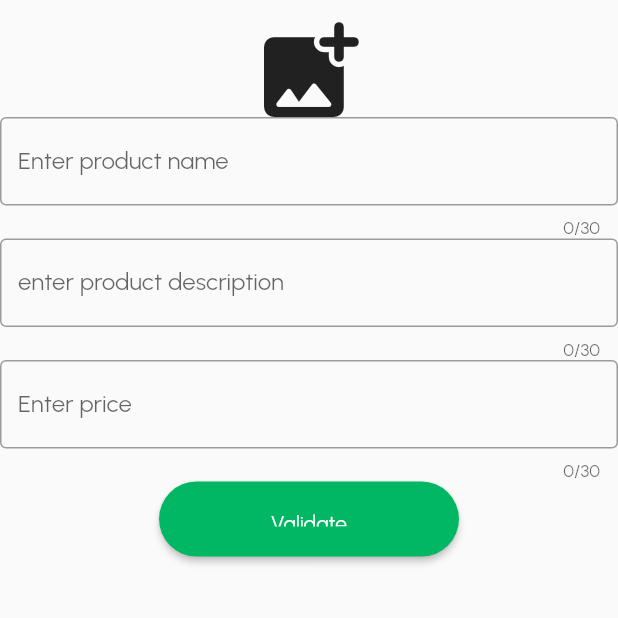
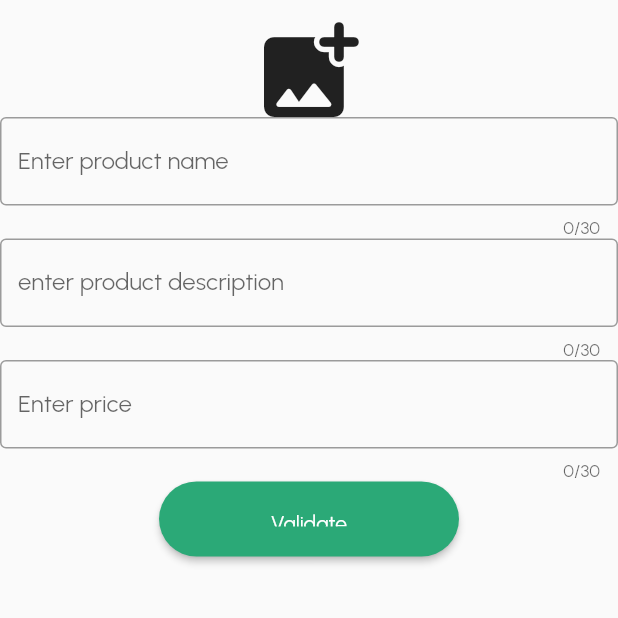
Before and after one commit to arolleaguekeng/Bayarm, a Flutter app: the AddProductScreen screen opened directly, after a tap on the "add photo alternate" icon, on a phone screen of 412 x 824 dp, the top half of it. Run offline on Flutter 3.47's test engine with Material 2 defaults, Android fonts, the phone set to English and light mode, and no system bars; our stand-ins replace auto_size_text, cloud_firestore, firebase_auth, firebase_core, firebase_storage, flutter_svg and 4 more; accounts and stored records are empty; network calls fail.

Commit message:
firebase upload image web and mobile completion

```diff
--- a/bayarm/lib/constants/constants.dart
+++ b/bayarm/lib/constants/constants.dart
@@ -1,7 +1,7 @@
 import 'package:flutter/material.dart';
 
 // Colors used in this app
-const primaryColor = Color.fromRGBO(1, 183, 99, 1.0);
+const primaryColor = Color.fromRGBO(43, 169, 119, 1.0);
 const secondaryColor = Color.fromRGBO(207, 24, 28, 1.0);
 const bgColor = Color.fromRGBO(255, 255, 255, 1.0);
 const bgLightColor = Color.fromRGBO(239, 238, 238, 0.7294117647058823);
@@ -14,7 +14,7 @@ const grey = Color.fromRGBO(148, 170, 220, 1);
 const white = Color.fromRGBO(255, 255, 255, 1.0);
 const purple = Color.fromRGBO(165, 80, 179, 1);
 const orange = Color.fromRGBO(251, 137, 13, 1);
-const green = Color.fromRGBO(51, 173, 127, 1);
+const green = Color.fromRGBO(43, 169, 119, 1.0);
 const red = Colors.red;
 
 // Default App Padding
--- a/bayarm/lib/screens/home/special_offers.dart
+++ b/bayarm/lib/screens/home/special_offers.dart
@@ -32,6 +32,7 @@ class _SpecialOfferCardState extends State<SpecialOfferCard> {
   }
   void initState() {
     getMupesInsurees();
+
   }
   @override
   Widget build(BuildContext context) {
@@ -76,6 +77,8 @@ class _SpecialOfferCardState extends State<SpecialOfferCard> {
       ],
     );
   }
+
+
   Widget SpecialOfferItem(
       {required ProductModel product, required IconButton likebtn}) {
     return GestureDetector(
--- a/bayarm/lib/screens/login/phone_number_login/verification_otp.dart
+++ b/bayarm/lib/screens/login/phone_number_login/verification_otp.dart
@@ -75,7 +75,7 @@ class _VerificationOtpState extends State<VerificationOtp> {
     await validateOtp(smsCode, widget.verificationId);
     loading = true;
     setState(() {});
-    Navigator.pushReplacement(context, MaterialPageRoute(builder: (_)=> kIsWeb? HomeScreen() : NavigationScreen()));
+    Navigator.pushReplacement(context, MaterialPageRoute(builder: (_)=> kIsWeb? NavigationScreen() : NavigationScreen()));
     print("Vérification éfectué avec succès");
   }
 
--- a/bayarm/lib/screens/navigations/navigation_content.dart
+++ b/bayarm/lib/screens/navigations/navigation_content.dart
@@ -20,7 +20,7 @@ class NavigationContent extends StatefulWidget {
 
 class _NavigationContent extends State<NavigationContent> {
   int currentTab = 0;
-  bool isProducer = false;
+  bool isProducer = true;
   final List<Widget> screens = [
     HomeScreen(),
     CartScreen(),
--- a/bayarm/lib/screens/producer/add_products/add_product_content.dart
+++ b/bayarm/lib/screens/producer/add_products/add_product_content.dart
@@ -1,4 +1,4 @@
-import 'dart:typed_data';
+import 'dart:io';
 
 import 'package:bayarm/main.dart';
 import 'package:bayarm/screens/components/forms/custom_button.dart';
@@ -6,9 +6,9 @@ import 'package:bayarm/screens/shared_ui/showSnackBar.dart';
 import 'package:cloud_firestore/cloud_firestore.dart';
 import 'package:firebase_auth/firebase_auth.dart';
 import 'package:flutter/cupertino.dart';
+import 'package:flutter/foundation.dart';
 import 'package:flutter/material.dart';
-import 'package:image_picker_web/image_picker_web.dart';
-
+import 'package:image_picker/image_picker.dart';
 import '../../../models/product_model.dart';
 import '../../../services/db_services.dart';
 
@@ -23,15 +23,16 @@ class _AddProductContent extends State<AddProductContent> {
   bool isLoading = true;
   User? user = MyApp.auth.currentUser;
   String _user_id = '';
-  Uint8List? piker;
+  File? file;
+  XFile? _pickedFile;
 
   void initState() {}
+
 
   @override
   Widget build(BuildContext context) {
     var size = MediaQuery.of(context).size;
     bool imageShow = false;
-
     final _keyForm1 = GlobalKey<FormState>();
     final _keyForm2 = GlobalKey<FormState>();
     final _keyForm3 = GlobalKey<FormState>();
@@ -53,19 +54,24 @@ class _AddProductContent extends State<AddProductContent> {
                   ? IconButton(
                       onPressed: () {
                         setState(() async {
-                          final pickedFile = await ImagePickerWeb.getImageInfo;
-                          piker = pickedFile!.data;
-                          imageShow = true;
+                          _pickedFile = await ImagePicker().pickImage(source: ImageSource.gallery);
+                          file = File(_pickedFile!.path);
+                          imageShow == true;
                         });
                       },
                       icon: const Icon(
                         Icons.add_photo_alternate_rounded,
                         size: 80,
                       ))
-                  : Image.memory(
-                      piker!,
-                      fit: BoxFit.cover,
-                    ),
+                  : kIsWeb
+                  ? Image(
+                image: NetworkImage(file!.path),
+                fit: BoxFit.cover,
+              )
+                  : Image(
+                image: FileImage(file!),
+                fit: BoxFit.cover,
+              ),
             ),
             const SizedBox(
               height: 30,
@@ -136,7 +142,7 @@ class _AddProductContent extends State<AddProductContent> {
       Navigator.of(context).pop();
       showNotification(context, "Loading...");
       DataBaseService _db = DataBaseService();
-      String pUrlImg = await _db.startUpload(piker!);
+      String pUrlImg = await _db.uploadFile(file!, _pickedFile!);
 
       _db.addProduct(ProductModel(
           name: pName,
--- a/bayarm/lib/screens/producer/pcer_poducts_list_screen.dart
+++ b/bayarm/lib/screens/producer/pcer_poducts_list_screen.dart
@@ -56,7 +56,7 @@ class PcProductListScreen extends StatelessWidget {
               onPressed: () {
                 this.user = MyApp.auth.currentUser;
                 print("********************************************************");
-                print(user!.phoneNumber);
+                //print(user!.phoneNumber);
                 Navigator.push(context, MaterialPageRoute(builder: (_)=> AddProductScreen()));
               },
               icon: const Icon(
```
Also changed, not shown: bayarm/lib/main.dart (+2 -9 lines), bayarm/lib/screens/home/home_content.dart (+1 -6 lines), bayarm/lib/services/db_services.dart (+15 -35 lines), 1 other file.
